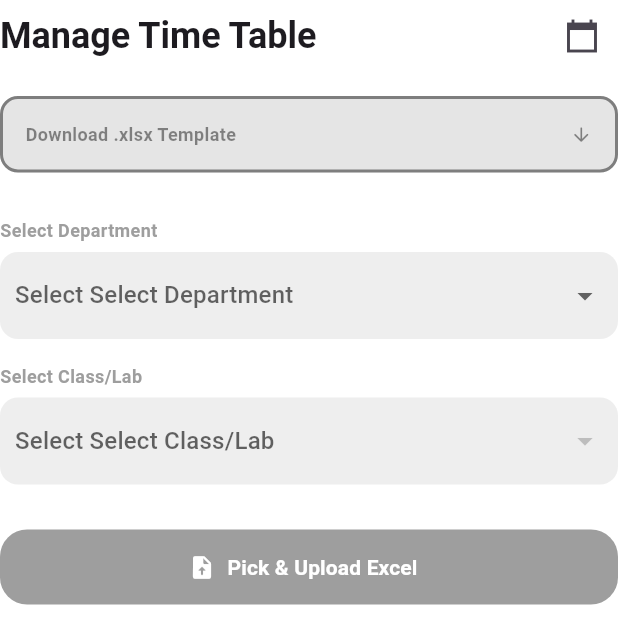
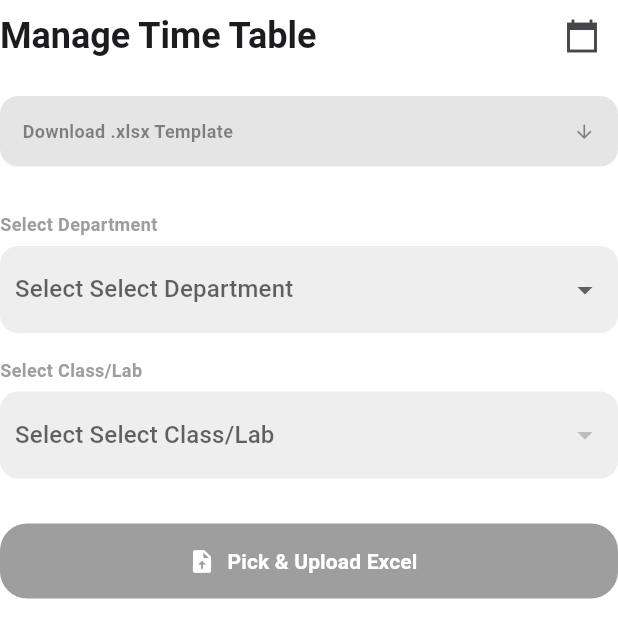
Before and after one commit to jainambarbhaya1509/Scheduler, a Flutter app: the AddTimeTable widget shown alone on an empty page, opened directly, on a phone screen of 412 x 824 dp. Shown: the top 644 px of the screen. Run offline on Flutter 3.47's test engine with Material 3 defaults, Android fonts, the phone set to English and light mode, and no system bars; our stand-ins replace cloud_firestore, file_picker, firebase_core, get, open_file, shared_preferences; missing offline and left inert: excel; accounts and stored records are empty.

```diff
--- a/lib/pages/manage_timetable/add_timetable.dart
+++ b/lib/pages/manage_timetable/add_timetable.dart
@@ -141,10 +141,7 @@ class AddTimeTable extends StatelessWidget {
         decoration: BoxDecoration(
           color: Colors.black45.withOpacity(0.1), // slight transparency
           borderRadius: BorderRadius.circular(12),
-          border: Border.all(
-            color: Colors.black45, // highlighted border
-            width: 2,
-          ),
+
         ),
         child: Row(
           mainAxisAlignment: MainAxisAlignment.start,
```
